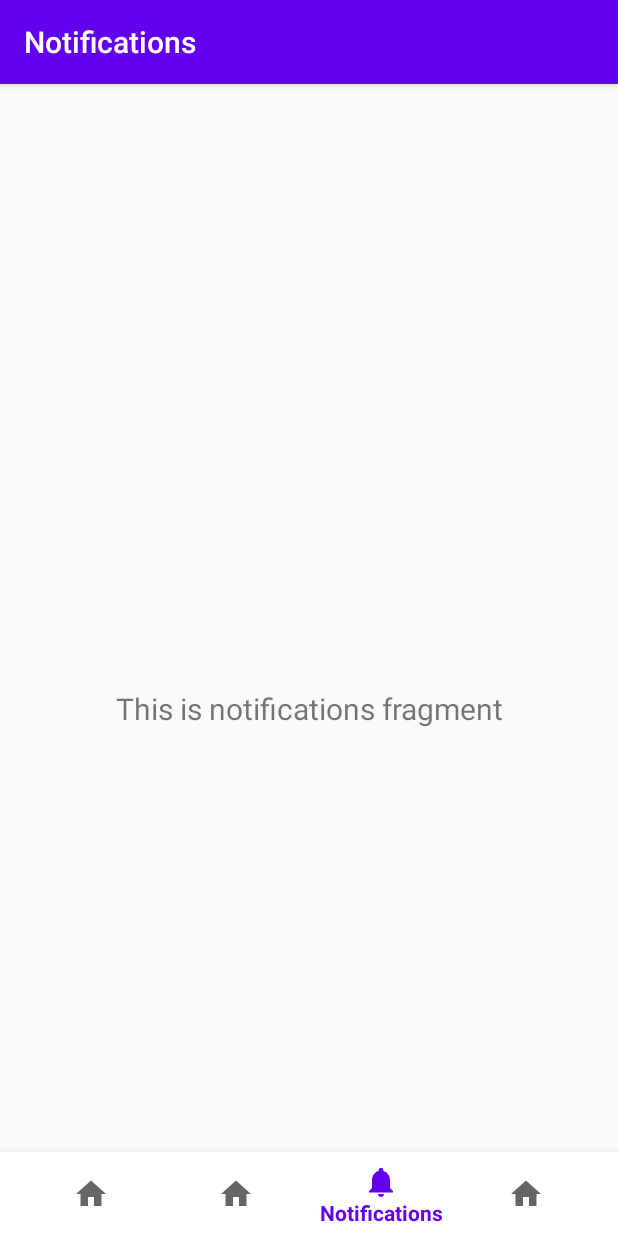
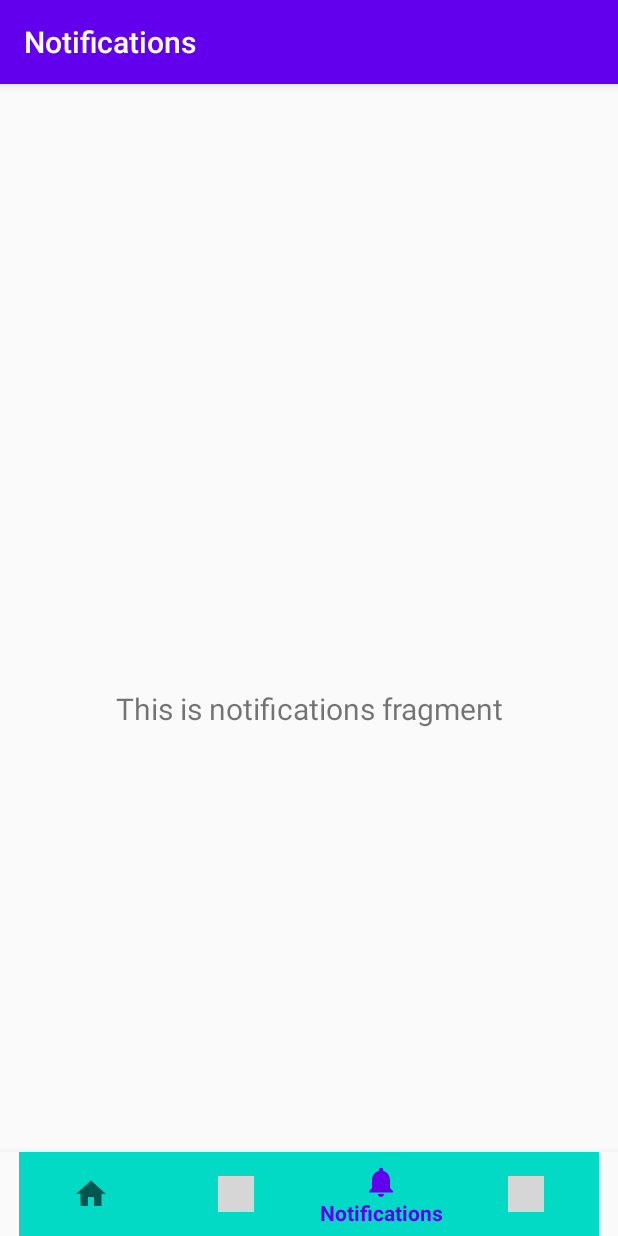
Before and after one commit to achenvc/vCareApp, an Android app: the screen it shows after launch (MainActivity), item 3 of the bottom bar chosen, on a phone screen of 412 x 824 dp. Run offline under Robolectric (Android 15) with nearby library versions, the phone set to English and light mode, and no system bars; our stand-ins replace navigation-ui; grey boxes are pictures that could not be loaded.

Commit message:
Revert "added new entry page under "home" (fragment_home.xml)"
This reverts commit d695272b9d3f757d4b2fc58a0f1b3a4d8f1173d2.

```diff
--- a/app/src/main/java/com/chenangela/vcare/ui/home/HomeFragment.java
+++ b/app/src/main/java/com/chenangela/vcare/ui/home/HomeFragment.java
@@ -23,13 +23,13 @@ public class HomeFragment extends Fragment {
         homeViewModel =
                 ViewModelProviders.of(this).get(HomeViewModel.class);
         View root = inflater.inflate(R.layout.fragment_home, container, false);
-        /*final TextView textView = root.findViewById(R.id.text_home);
+        final TextView textView = root.findViewById(R.id.text_home);
         homeViewModel.getText().observe(getViewLifecycleOwner(), new Observer<String>() {
             @Override
             public void onChanged(@Nullable String s) {
                 textView.setText(s);
             }
-        });*/
+        });
         return root;
     }
 }
--- a/app/src/main/res/layout/activity_main.xml
+++ b/app/src/main/res/layout/activity_main.xml
@@ -10,11 +10,14 @@
         android:id="@+id/nav_view"
         android:layout_width="0dp"
         android:layout_height="wrap_content"
-        android:background="#FFFFFF"
+        android:layout_marginStart="0dp"
+        android:layout_marginEnd="0dp"
+        android:background="?android:attr/windowBackground"
         app:layout_constraintBottom_toBottomOf="parent"
         app:layout_constraintLeft_toLeftOf="parent"
         app:layout_constraintRight_toRightOf="parent"
-        app:menu="@menu/bottom_nav_menu" />
+        app:menu="@menu/bottom_nav_menu"
+        app:itemBackground="@color/colorAccent"/>
 
     <fragment
         android:id="@+id/nav_host_fragment"
@@ -22,11 +25,12 @@
         android:layout_width="match_parent"
         android:layout_height="match_parent"
         app:defaultNavHost="true"
-        app:layout_constraintBottom_toTopOf="@+id/nav_view"
+        app:layout_constraintBottom_toTopOf="@id/nav_view"
         app:layout_constraintHorizontal_bias="0.0"
         app:layout_constraintLeft_toLeftOf="parent"
         app:layout_constraintRight_toRightOf="parent"
         app:layout_constraintTop_toTopOf="parent"
+        app:layout_constraintVertical_bias="1.0"
         app:navGraph="@navigation/mobile_navigation" />
 
 </androidx.constraintlayout.widget.ConstraintLayout>
--- a/app/src/main/res/menu/bottom_nav_menu.xml
+++ b/app/src/main/res/menu/bottom_nav_menu.xml
@@ -8,7 +8,7 @@
 
     <item
         android:id="@+id/navigation_favorites"
-        android:icon="@drawable/ic_home_black_24dp"
+        android:icon="@drawable/ic_baseline_star_24"
         android:title="@string/title_favorites" />
 
     <item
@@ -17,7 +17,7 @@
         android:title="@string/title_notifications" />
 
     <item
-        android:id="@+id/navigation_calendar"
-        android:icon="@drawable/ic_home_black_24dp"
-        android:title="@string/title_calendar" />
+    android:id="@+id/navigation_calendar"
+    android:icon="@drawable/ic_baseline_calendar_today_24"
+    android:title="@string/title_calendar" />
 </menu>
```
Also changed, not shown: app/src/main/res/layout/fragment_home.xml (+1 -94 lines).
